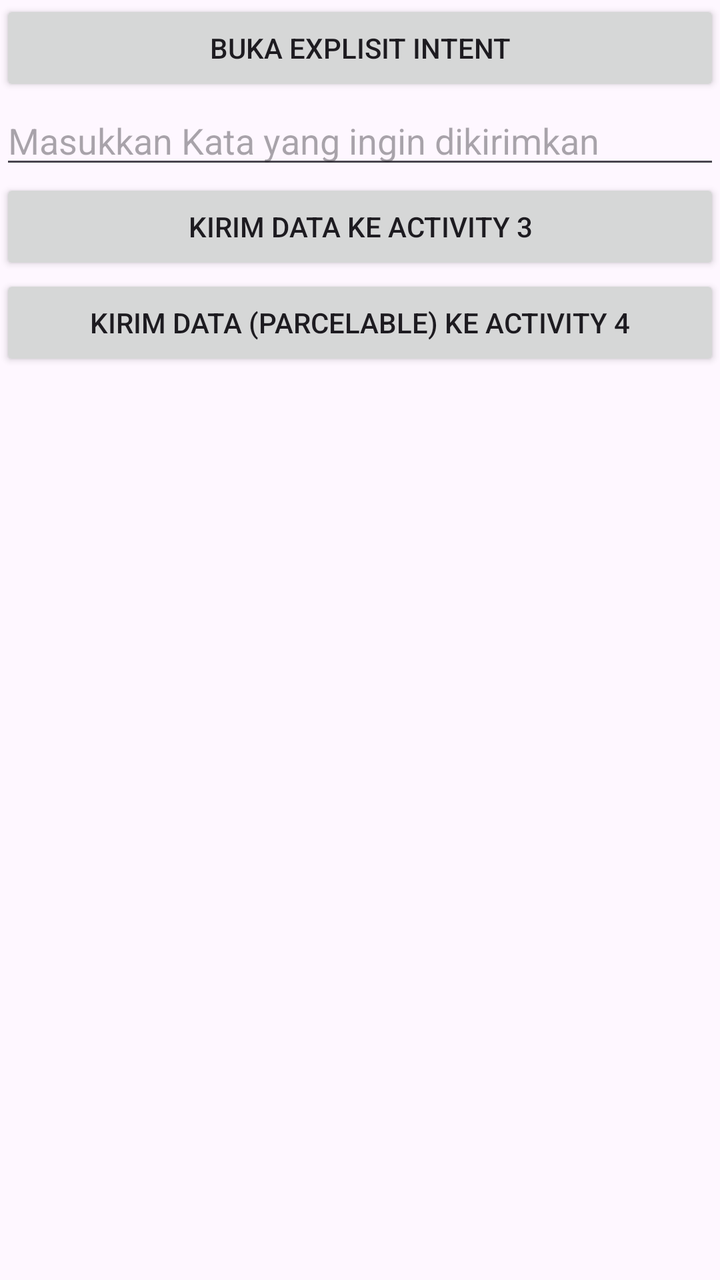
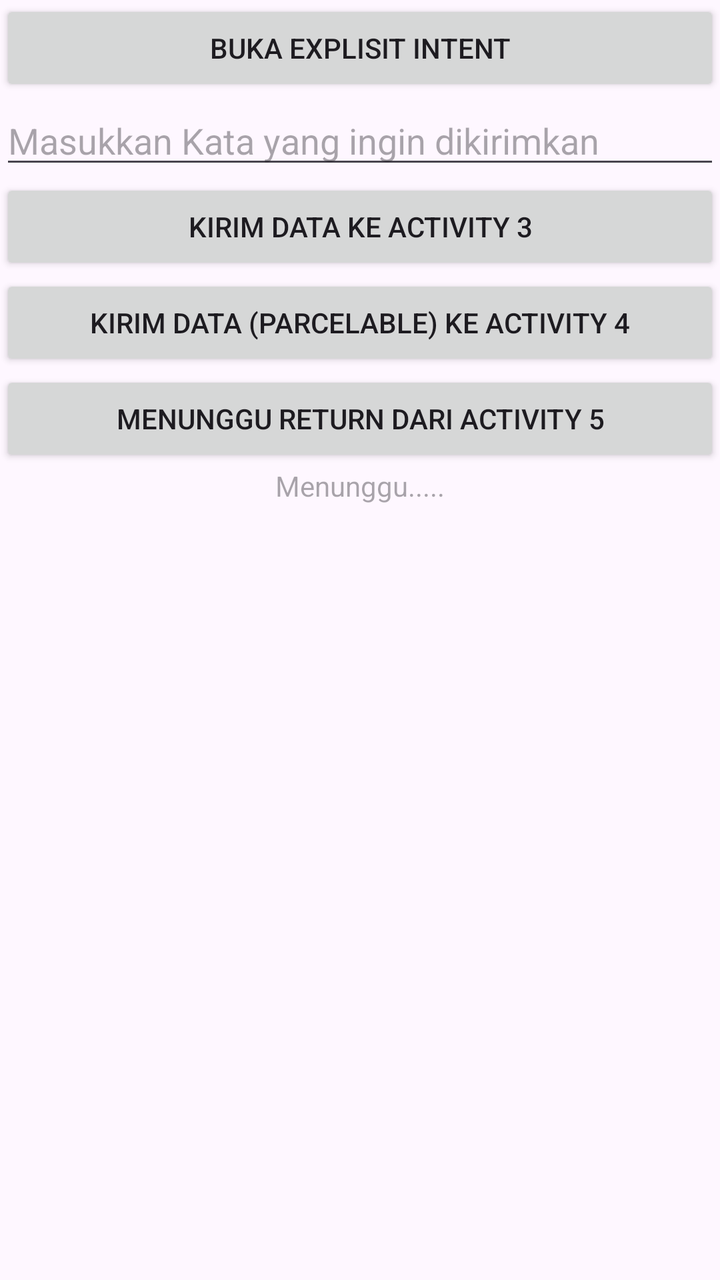

Two renders of the same Android screen: before a commit and after it. Below are the layout's source before the change and the commit's diff.
<!-- AndroidManifest.xml: application theme Theme.ExplisitIntent -->
<!-- res/layout/activity_main.xml -->
<?xml version="1.0" encoding="utf-8"?>
<LinearLayout xmlns:android="http://schemas.android.com/apk/res/android"
    xmlns:app="http://schemas.android.com/apk/res-auto"
    xmlns:tools="http://schemas.android.com/tools"
    android:id="@+id/main"
    android:layout_width="match_parent"
    android:layout_height="match_parent"
    tools:context=".MainActivity"
    android:orientation="vertical"
    android:layout_margin="16dp">

    <Button
        android:layout_width="match_parent"
        android:layout_height="wrap_content"
        android:id="@+id/btnExplisit1"
        android:text="Buka Explisit Intent" />

    <EditText
        android:layout_width="match_parent"
        android:layout_height="wrap_content"
        android:id="@+id/dataKirim"
        android:inputType="text"
        android:hint="Masukkan Kata yang ingin dikirimkan" />

    <Button
        android:layout_width="match_parent"
        android:layout_height="wrap_content"
        android:id="@+id/btnExplisit2"
        android:text="Kirim Data ke Activity 3" />

    <Button
        android:layout_width="match_parent"
        android:layout_height="wrap_content"
        android:id="@+id/btnExplisit3"
        android:text="Kirim Data (Parcelable) ke Activity 4" />

</LinearLayout>
<!-- resources referenced by this layout -->
<resources>
  <style name="Theme.ExplisitIntent" parent="Base.Theme.ExplisitIntent" />
  <style name="Base.Theme.ExplisitIntent" parent="Theme.Material3.DayNight.NoActionBar">
          
          
      </style>
</resources>

<!-- the commit's change to res/layout/activity_main.xml (unified diff, before → after) -->
@@ -5,33 +5,46 @@
     android:id="@+id/main"
     android:layout_width="match_parent"
     android:layout_height="match_parent"
-    tools:context=".MainActivity"
     android:orientation="vertical"
-    android:layout_margin="16dp">
+    android:layout_margin="16dp"
+    tools:context=".MainActivity">
 
     <Button
+        android:id="@+id/btnExplisit1"
         android:layout_width="match_parent"
         android:layout_height="wrap_content"
-        android:id="@+id/btnExplisit1"
         android:text="Buka Explisit Intent" />
 
     <EditText
+        android:id="@+id/dataKirim"
         android:layout_width="match_parent"
         android:layout_height="wrap_content"
-        android:id="@+id/dataKirim"
         android:inputType="text"
         android:hint="Masukkan Kata yang ingin dikirimkan" />
 
     <Button
+        android:id="@+id/btnExplisit2"
         android:layout_width="match_parent"
         android:layout_height="wrap_content"
-        android:id="@+id/btnExplisit2"
         android:text="Kirim Data ke Activity 3" />
 
     <Button
+        android:id="@+id/btnExplisit3"
         android:layout_width="match_parent"
         android:layout_height="wrap_content"
-        android:id="@+id/btnExplisit3"
         android:text="Kirim Data (Parcelable) ke Activity 4" />
 
+    <Button
+        android:id="@+id/btnExplisit4"
+        android:layout_width="match_parent"
+        android:layout_height="wrap_content"
+        android:text="Menunggu Return dari Activity 5" />
+
+    <TextView
+        android:id="@+id/returnHasil"
+        android:layout_width="match_parent"
+        android:layout_height="wrap_content"
+        android:gravity="center"
+        android:hint="Menunggu....." />
+
 </LinearLayout>
